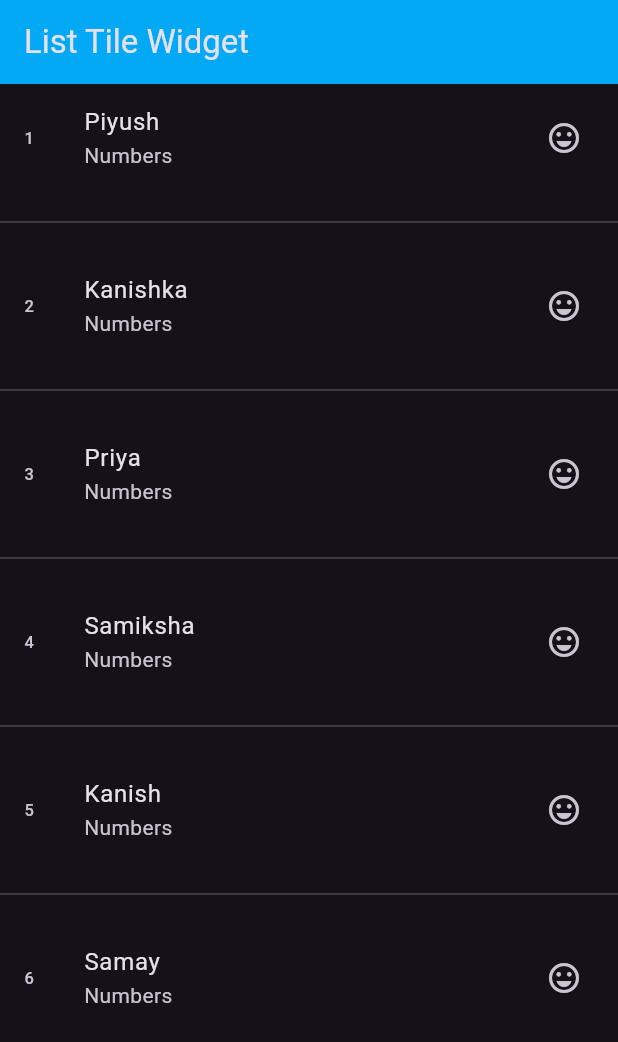
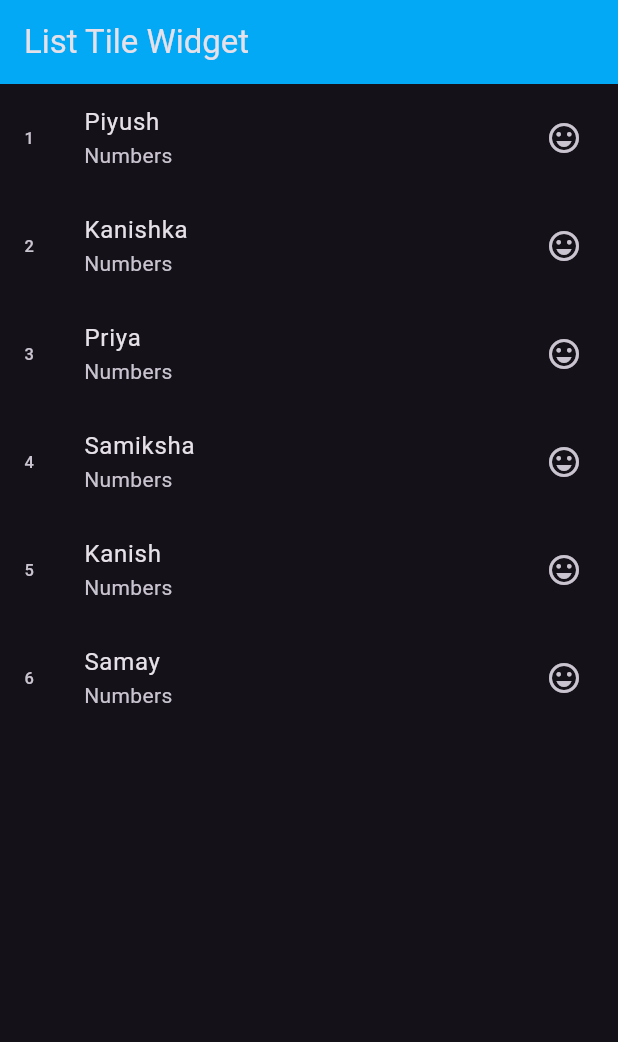
Before and after one commit to Piyushbhatt7/Flutter-Widgets, a Flutter app: the screen it shows after launch, on a phone screen of 412 x 824 dp. Shown: the top 1042 px of the screen. Run offline on Flutter 3.47's test engine with Material 3 defaults, Android fonts, the phone set to English and light mode, and no system bars.

Commit message:
List Tile Widget

```diff
--- a/lib/List Tile.dart
+++ b/lib/List Tile.dart
@@ -35,7 +35,7 @@ class List_Tile extends StatelessWidget {
 
         itemCount: name.length,
         separatorBuilder: (context, index) {
-          return Divider(height: 40, thickness: 1,);
+         // return Divider(height: 40, thickness: 1,);
         },
     ),
     );
```
